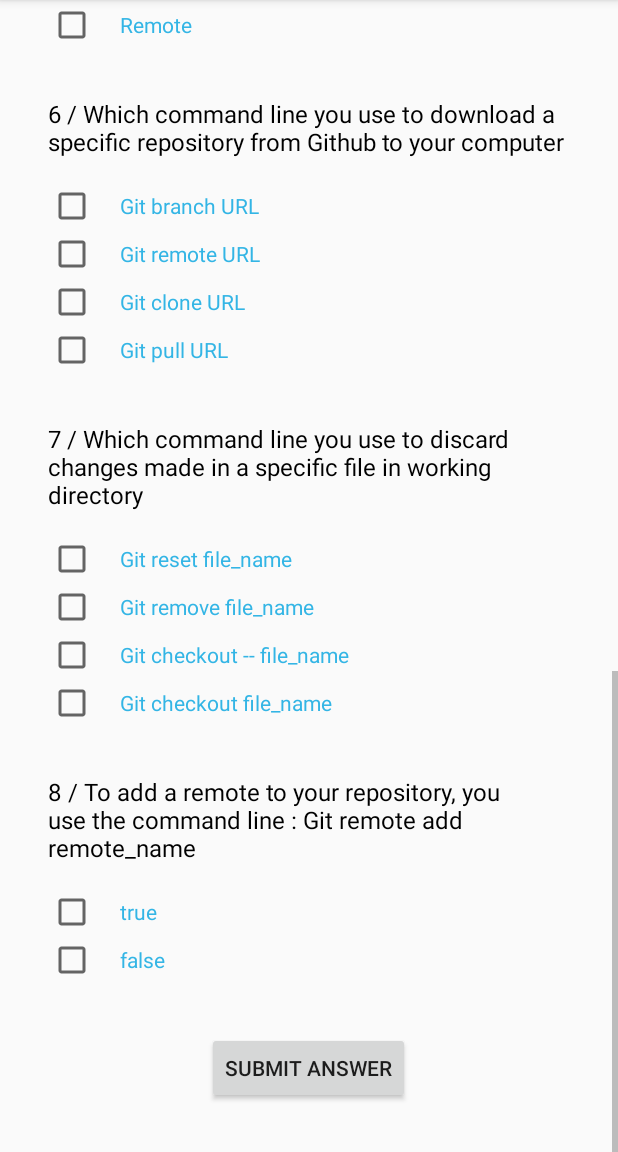
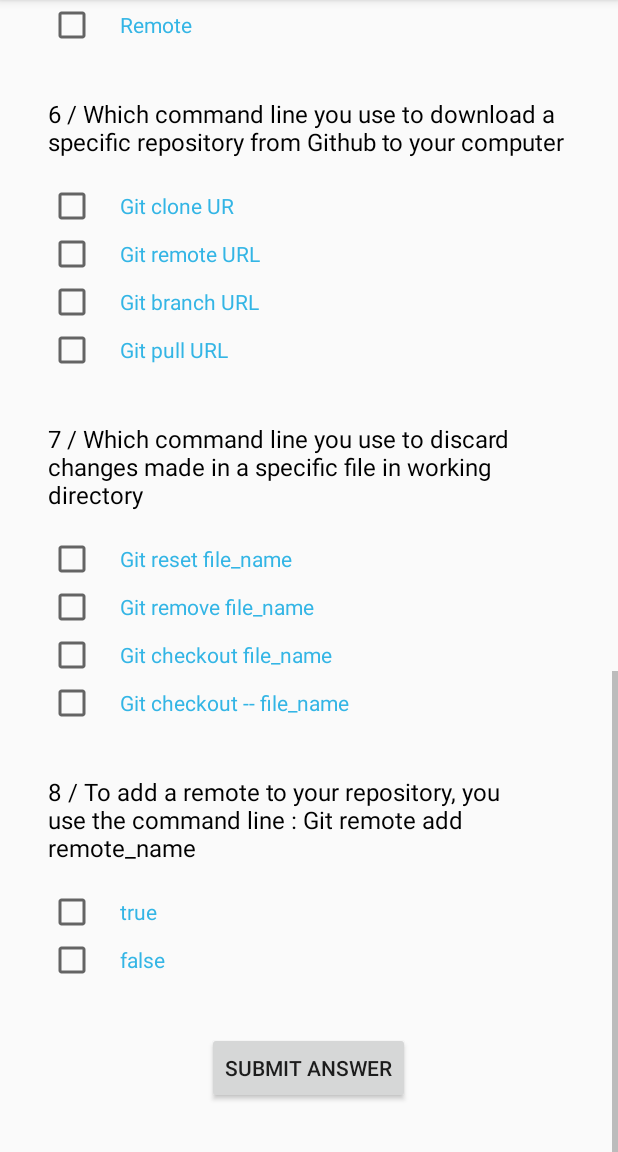
Before and after one commit to hossamnasser938/VCS_Quiz, an Android app: the screen it shows after launch (MainActivity), scrolled down 1070 dp, on a phone screen of 412 x 824 dp, the part 84-1236 px from its top. Run offline under Robolectric (Android 15) with nearby library versions, the phone set to English and light mode, and no system bars.

```diff
--- a/app/src/main/res/values/strings.xml
+++ b/app/src/main/res/values/strings.xml
@@ -29,21 +29,21 @@
 
     <string name="question5">5 / The multiple files you want to track together is known as</string>
     <string name="question5_choice1">Commit</string>
-    <string name="question5_choice2">Branch</string>
-    <string name="question5_choice3">Repository</string>
+    <string name="question5_choice2">Repository</string>
+    <string name="question5_choice3">Branch</string>
     <string name="question5_choice4">Remote</string>
 
     <string name="question6">6 / Which command line you use to download a specific repository from Github to your computer</string>
-    <string name="question6_choice1">Git branch URL</string>
+    <string name="question6_choice1">Git clone UR</string>
     <string name="question6_choice2">Git remote URL</string>
-    <string name="question6_choice3">Git clone URL</string>
+    <string name="question6_choice3">Git branch URL</string>
     <string name="question6_choice4">Git pull URL</string>
 
     <string name="question7">7 / Which command line you use to discard changes made in a specific file in working directory</string>
     <string name="question7_choice1">Git reset file_name</string>
     <string name="question7_choice2">Git remove file_name</string>
-    <string name="question7_choice3">Git checkout -- file_name</string>
-    <string name="question7_choice4">Git checkout file_name</string>
+    <string name="question7_choice3">Git checkout file_name</string>
+    <string name="question7_choice4">Git checkout -- file_name</string>
 
     <string name="question8">8 / To add a remote to your repository, you use the command line : Git remote add remote_name</string>
 
```
Also changed, not shown: app/src/main/java/com/example/android/VCSQuiz/MainActivity.java (+32 -0 lines).
